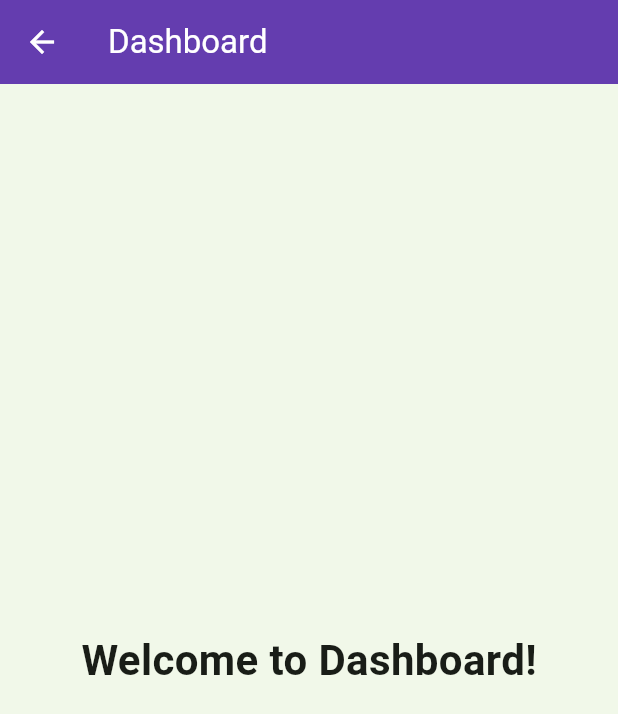
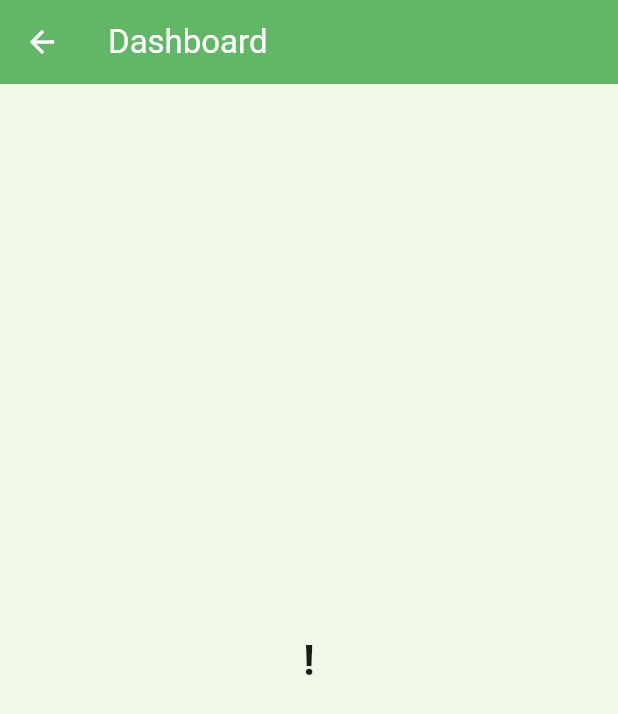
Before and after one commit to Bibek1604/Play_sync_, a Flutter app: the DashboardScreen screen opened by its route, on a phone screen of 412 x 824 dp. Shown: the top 714 px of the screen. Run offline on Flutter 3.47's test engine with Material 3 defaults, Android fonts, the phone set to English and light mode, and no system bars.

Commit message:
sprint 1 initiated

```diff
--- a/lib/screens/dashboard/dashboard_screen.dart
+++ b/lib/screens/dashboard/dashboard_screen.dart
@@ -5,10 +5,11 @@ class DashboardScreen extends StatelessWidget {
   @override
   Widget build(BuildContext context) {
     return Scaffold(
-      appBar: AppBar(title: const Text("Dashboard"), backgroundColor: Colors.deepPurple),
+      appBar: AppBar(title: const Text("Dashboard"), backgroundColor: Color(0xFF66BB6A)),
       body: const Center(
-        child: Text("Welcome to Dashboard!", style: TextStyle(fontSize: 28, fontWeight: FontWeight.bold)),
+        child: Text("!", style: TextStyle(fontSize: 28, fontWeight: FontWeight.bold)),
       ),
     );
   }
+
 }
```
